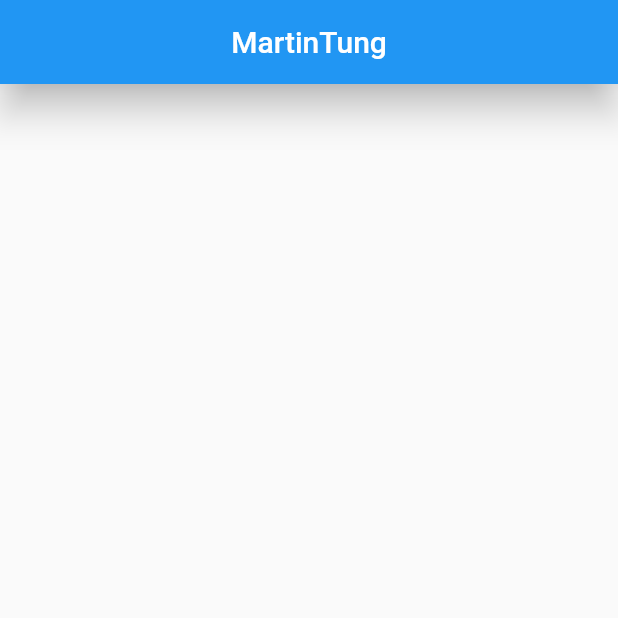
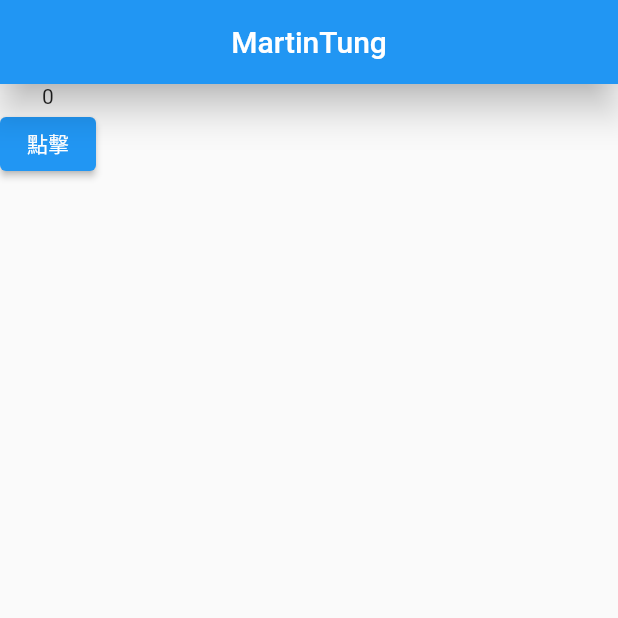
Before and after one commit to martin25tung/flutter_basic, a Flutter app: the screen it shows after launch, on a phone screen of 412 x 824 dp, the top half of it. Run offline on Flutter 3.47's test engine with Material 2 defaults, Android fonts, the light colour scheme and no system bars.

Commit message:
有狀態Widget

```diff
--- a/lib/main.dart
+++ b/lib/main.dart
@@ -27,11 +27,38 @@ class HomePage extends StatelessWidget {
   @override
   Widget build(BuildContext context) {
     return Scaffold(
-      appBar: AppBar(
-        title: Text("MartinTung"),
-        elevation: 10,
-        centerTitle: true,
-      ),
+        appBar: AppBar(
+          title: Text("MartinTung"),
+          elevation: 10,
+          centerTitle: true,
+        ),
+        body: CountPage());
+  }
+}
+
+class CountPage extends StatefulWidget {
+  const CountPage({Key? key}) : super(key: key);
+
+  @override
+  State<CountPage> createState() => _CountPageState();
+}
+
+class _CountPageState extends State<CountPage> {
+  int count = 0;
+  @override
+  Widget build(BuildContext context) {
+    return Column(
+      children: [
+        Text("$count"),
+        ElevatedButton(
+          onPressed: () {
+            setState(() {
+              count++;
+            });
+          },
+          child: Text("點擊"),
+        ),
+      ],
     );
   }
 }
```
Also changed, not shown: 2 other files.
